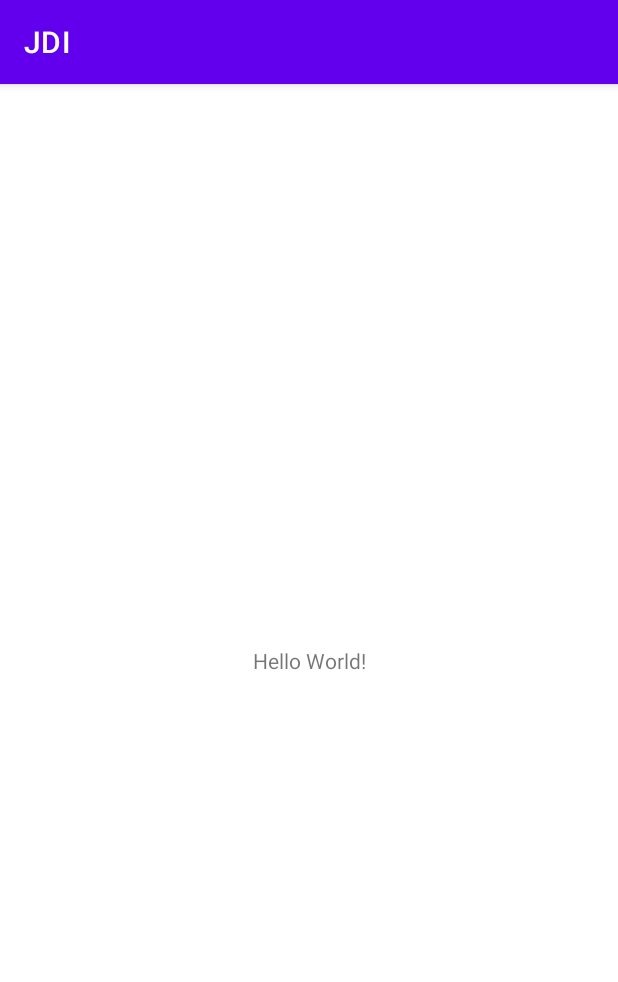
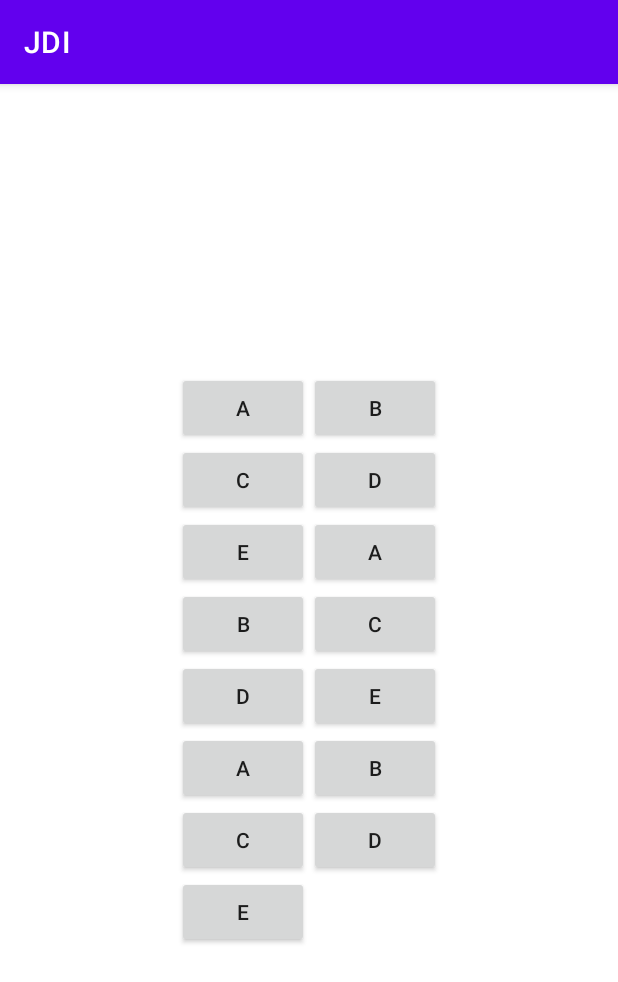
Before and after one commit to Jean-ChristopheGagnon/JDI, an Android app: the screen it shows after launch (MainActivity), on a phone screen of 412 x 824 dp. Shown: the top 982 px of the screen. Run offline under Robolectric (Android 15) with nearby library versions, the phone set to English and light mode, and no system bars.

Commit message:
Creer plusieurs boutons menu principal

```diff
--- a/app/src/main/java/com/example/jdi/MainActivity.java
+++ b/app/src/main/java/com/example/jdi/MainActivity.java
@@ -1,14 +1,43 @@
 package com.example.jdi;
 
 import androidx.appcompat.app.AppCompatActivity;
+import androidx.constraintlayout.widget.ConstraintLayout;
+import androidx.constraintlayout.widget.ConstraintSet;
 
 import android.os.Bundle;
+import android.widget.Button;
+import android.widget.TableLayout;
+import android.widget.TableRow;
 
 public class MainActivity extends AppCompatActivity {
+
+    String[] test = {"A", "B", "C", "D", "E", "A", "B", "C", "D", "E", "A", "B", "C", "D", "E"};
 
     @Override
     protected void onCreate(Bundle savedInstanceState) {
         super.onCreate(savedInstanceState);
         setContentView(R.layout.activity_main);
+        TableLayout tableLayout = (TableLayout) findViewById(R.id.tableLayout);
+        TableRow tableRow;
+
+
+        int i = 0;
+        tableRow = new TableRow(this);
+        tableLayout.addView(tableRow);
+        while(i < test.length){
+            if(i > 0 && i % 2 == 0){
+                tableRow = new TableRow(this);
+                tableLayout.addView(tableRow);
+            }
+            Button button = new Button(this);
+            button.setText(test[i]);
+            button.setId(i);
+
+            tableRow.addView(button);
+            ++i;
+
+        }
     }
+
+
 }
--- a/app/src/main/res/layout/activity_main.xml
+++ b/app/src/main/res/layout/activity_main.xml
@@ -4,15 +4,20 @@
     xmlns:tools="http://schemas.android.com/tools"
     android:layout_width="match_parent"
     android:layout_height="match_parent"
-    tools:context=".MainActivity">
+    tools:context=".MainActivity"
+    android:id="@+id/constraintLayout">
 
-    <TextView
+    <TableLayout
+        android:id="@+id/tableLayout"
         android:layout_width="wrap_content"
         android:layout_height="wrap_content"
-        android:text="Hello World!"
+        android:layout_marginStart="16dp"
+        android:layout_marginTop="16dp"
+        android:layout_marginEnd="16dp"
+        android:layout_marginBottom="16dp"
         app:layout_constraintBottom_toBottomOf="parent"
-        app:layout_constraintLeft_toLeftOf="parent"
-        app:layout_constraintRight_toRightOf="parent"
-        app:layout_constraintTop_toTopOf="parent" />
+        app:layout_constraintEnd_toEndOf="parent"
+        app:layout_constraintStart_toStartOf="parent"
+        app:layout_constraintTop_toTopOf="parent"/>
 
 </androidx.constraintlayout.widget.ConstraintLayout>
--- a/app/src/main/res/values/strings.xml
+++ b/app/src/main/res/values/strings.xml
@@ -1,3 +1,4 @@
 <resources>
     <string name="app_name">JDI</string>
+    <string name="createcategory_button">Button</string>
 </resources>
```
